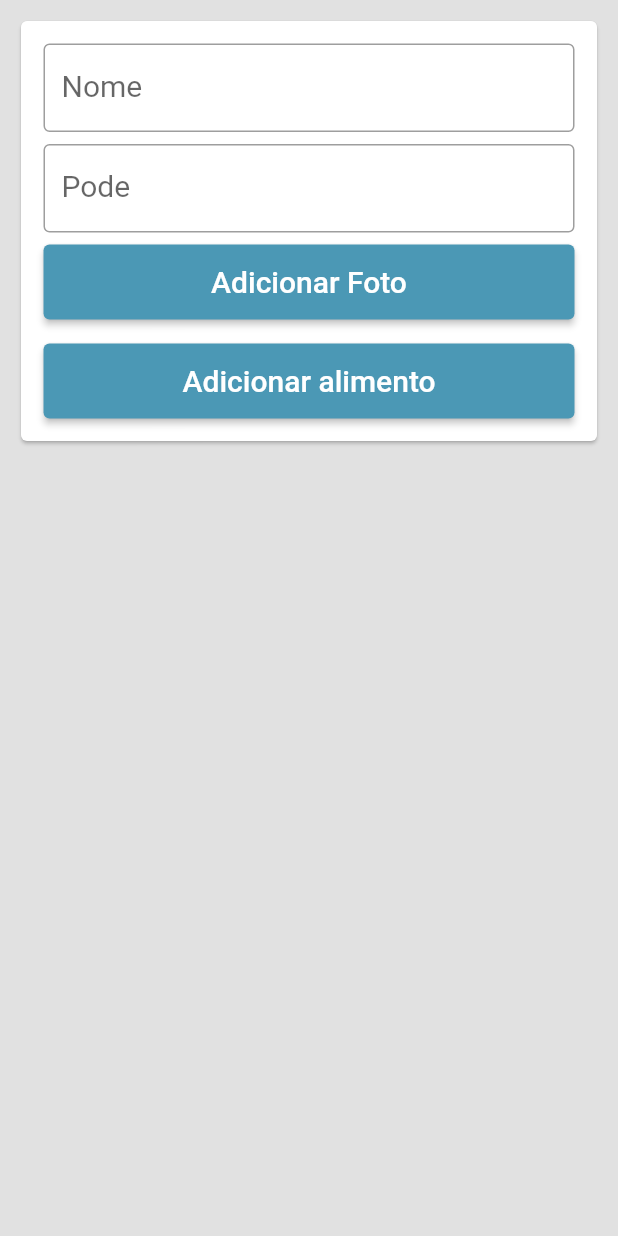
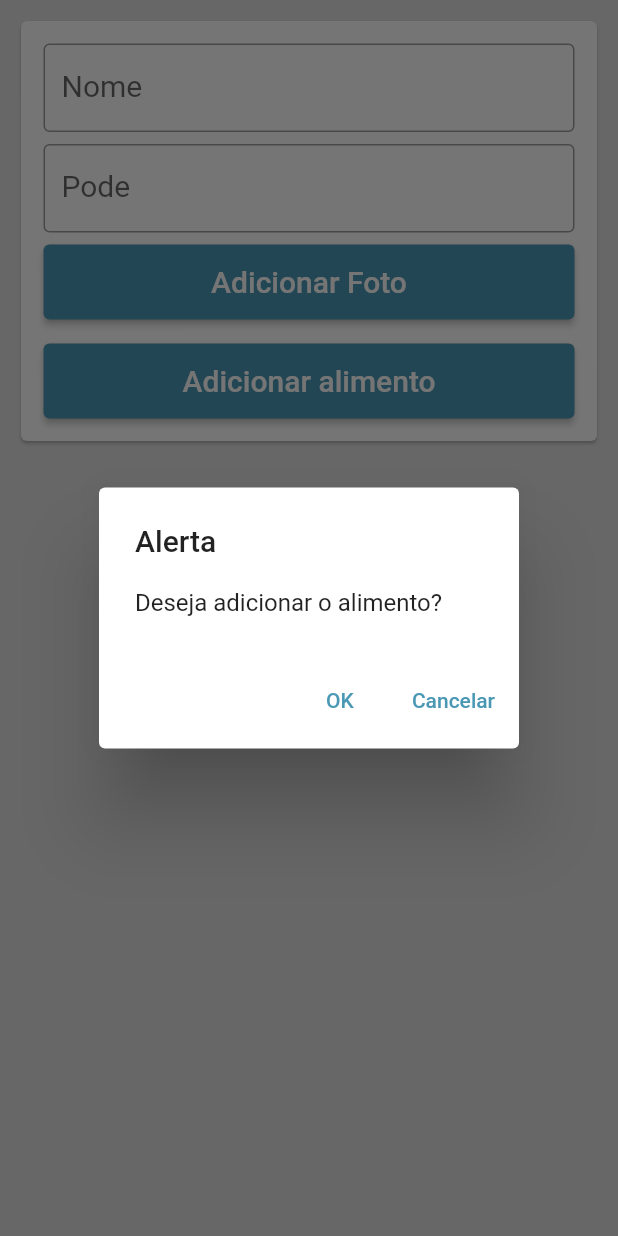
Before and after one commit to BrunoVollin/help_rem, a Flutter app: the CreateFoodBox widget shown alone on an empty page, opened directly, after a tap on "Adicionar alimento", on a phone screen of 412 x 824 dp. Run offline on Flutter 3.47's test engine with Material 2 defaults, Android fonts, the phone set to English and light mode, and no system bars; our stand-ins replace image_picker; network calls fail.

Commit message:
added food provider

```diff
--- /dev/null
+++ b/lib/data/dummy_food.dart
@@ -0,0 +1,10 @@
+import 'package:help_rem/models/Alimento.dart';
+
+const DUMMY_FOOD = {
+  '1': const Alimento(
+    id: '1',
+    nome: 'Brocolis',
+    pode: 'Pode',
+    imagem: null,
+  )
+};
--- a/lib/models/Alimento.dart
+++ b/lib/models/Alimento.dart
@@ -1,10 +1,12 @@
+import 'package:image_picker/image_picker.dart';
+
 class Alimento {
-  final int id;
+  final String id;
   final String nome;
-  final bool pode;
-  final String imagem;
+  final String pode;
+  final XFile? imagem;
 
-  Alimento(
+  const Alimento(
       {required this.id,
       required this.nome,
       required this.pode,
--- /dev/null
+++ b/lib/provider/foodprovider.dart
@@ -0,0 +1,49 @@
+import 'dart:math';
+import 'package:flutter/cupertino.dart';
+import 'package:flutter/material.dart';
+import 'package:help_rem/data/dummy_food.dart';
+import 'package:help_rem/models/Alimento.dart';
+
+
+class FoodProvider with ChangeNotifier {
+  final Map<String, Alimento> _items = {...DUMMY_FOOD};
+
+  List<Alimento> get all {
+    return [..._items.values];
+  }
+
+  int get count {
+    return _items.length;
+  }
+
+  Alimento byIndex(int i) {
+    return _items.values.elementAt(i);
+  }
+
+  void put(Alimento food) {
+    if (food == null) return;
+
+    if (food.id != null &&
+        food.id.trim().isNotEmpty &&
+        _items.containsKey(food.id)) {
+      _items.update(food.id, (_) => food);
+    } else {
+      final id = Random().nextDouble().toString();
+
+      _items.putIfAbsent(
+        id,
+        () => Alimento(id: id, nome: food.nome, pode: food.pode, imagem: food.imagem)
+
+      );
+    }
+
+    notifyListeners();
+  }
+
+  void remove(String id) {
+    if(id != null) {
+      _items.remove(id);
+      notifyListeners();
+    }
+  }
+}
--- a/lib/routes.dart
+++ b/lib/routes.dart
@@ -2,10 +2,11 @@ import 'package:flutter/material.dart';
 import 'package:help_rem/provider/entesprovider.dart';
 import 'package:help_rem/theme/blue.dart';
 import 'package:help_rem/views/create_account_page.dart';
-import 'package:help_rem/views/create_food.dart';
+import 'package:help_rem/views/food_create.dart';
 import 'package:help_rem/views/dear_one_create.dart';
 import 'package:help_rem/views/dear_one_list.dart';
 import 'package:help_rem/views/dear_one_specific.dart';
+import 'package:help_rem/views/food_especific.dart';
 import 'package:help_rem/views/food_page.dart';
 import 'package:help_rem/views/login_page.dart';
 import 'package:help_rem/views/medicine_page.dart';
@@ -42,6 +43,7 @@ class Routes extends StatelessWidget {
               '/create_medicine': (context) => CreateMedicine(),
               '/food_page': (context) => FoodPage(),
               '/create_food': (context) => CreateFood(),
+              '/food_especific': (context) => FoodSpecific(),
               '/physical_activity_page': (context) => PhysicalActivity(),
               '/physical_activity_create': (context) =>
                   PhysicalActivityCreate(),
--- a/lib/views/create_food.dart
+++ /dev/null
@@ -1,62 +0,0 @@
-import 'package:flutter/material.dart';
-import 'package:help_rem/widgets/blue_button.dart';
-import 'package:help_rem/widgets/blue_text_field.dart';
-import 'package:help_rem/widgets/blue_text_field_multiline.dart';
-
-class CreateFood extends StatelessWidget {
-  @override
-  Widget build(BuildContext context) {
-    return Container(
-      child: Scaffold(
-        appBar: AppBar(
-          backgroundColor: Colors.white,
-          leading: IconButton(
-            iconSize: 30,
-            icon: Icon(Icons.arrow_back, color: Color(0xff4B98B5)),
-            onPressed: () => Navigator.of(context).pop(),
-          ),
-          title: Text(
-            "Criando Alimento",
-            style: TextStyle(
-              color: Color(0xff4B98B5),
-              fontSize: 30,
-            ),
-          ),
-        ),
-        body: CreateFoodBox(),
-      ),
-    );
-  }
-}
-
-class CreateFoodBox extends StatelessWidget {
-  @override
-  Widget build(BuildContext context) {
-    return Container(
-      width: double.infinity,
-      height: double.infinity,
-      color: Color(0xffE1E1E1),
-      child: Padding(
-        padding: const EdgeInsets.all(10.0),
-        child: SingleChildScrollView(
-          child: Card(
-            child: Padding(
-              padding: const EdgeInsets.all(15.0),
-              child: Column(
-                children: [
-                  BlueTextField(onChange: () {}, text: "Nome"),
-                  SizedBox(height: 8),
-                  BlueTextField(onChange: () {}, text: "Pode"),
-                  SizedBox(height: 8),
-                  BlueButton("Adicionar Foto", () {}),
-                  SizedBox(height: 16),
-                  BlueButton("Adicionar alimento", () {})
-                ],
-              ),
-            ),
-          ),
-        ),
-      ),
-    );
-  }
-}
--- /dev/null
+++ b/lib/views/food_create.dart
@@ -0,0 +1,134 @@
+import 'package:flutter/material.dart';
+import 'package:help_rem/models/Alimento.dart';
+import 'package:help_rem/provider/foodprovider.dart';
+import 'package:help_rem/widgets/blue_button.dart';
+import 'package:help_rem/widgets/blue_text_field.dart';
+import 'package:help_rem/widgets/blue_text_field_multiline.dart';
+import 'package:image_picker/image_picker.dart';
+import 'package:provider/provider.dart';
+
+class CreateFood extends StatelessWidget {
+  @override
+  Widget build(BuildContext context) {
+    return Container(
+      child: Scaffold(
+        appBar: AppBar(
+          backgroundColor: Colors.white,
+          leading: IconButton(
+            iconSize: 30,
+            icon: Icon(Icons.arrow_back, color: Color(0xff4B98B5)),
+            onPressed: () => Navigator.of(context).pop(),
+          ),
+          title: Text(
+            "Criando Alimento",
+            style: TextStyle(
+              color: Color(0xff4B98B5),
+              fontSize: 30,
+            ),
+          ),
+        ),
+        body: CreateFoodBox(),
+      ),
+    );
+  }
+}
+
+class CreateFoodBox extends StatefulWidget {
+  @override
+  _CreateFoodBoxState createState() => _CreateFoodBoxState();
+}
+
+class _CreateFoodBoxState extends State<CreateFoodBox> {
+  late Alimento food;
+
+  String name = "";
+  String can = "";
+
+  XFile? image;
+
+  void getImageGalery() async {
+    final picker = ImagePicker();
+
+    try {
+      // ignore: deprecated_member_use
+      XFile? file = await picker.pickImage(source: ImageSource.gallery);
+      if (file != null) {
+        setState(() => image = file);
+        print("aqui");
+      }
+    } catch (e) {
+      print(e);
+    }
+  }
+
+  createFood(context) {
+    Provider.of<FoodProvider>(context, listen: false).put(
+      Alimento(id: '2', nome: name, pode: can, imagem: image),
+    );
+
+    Navigator.of(context).pop();
+  }
+
+  @override
+  Widget build(BuildContext context) {
+    return Container(
+      width: double.infinity,
+      height: double.infinity,
+      color: Color(0xffE1E1E1),
+      child: Padding(
+        padding: const EdgeInsets.all(10.0),
+        child: SingleChildScrollView(
+          child: Card(
+            child: Padding(
+              padding: const EdgeInsets.all(15.0),
+              child: Column(
+                children: [
+                  BlueTextField(
+                      onChange: (info) {
+                        name = info;
+                      },
+                      text: "Nome"),
+                  SizedBox(height: 8),
+                  BlueTextField(
+                      onChange: (info) {
+                        can = info;
+                      },
+                      text: "Pode"),
+                  SizedBox(height: 8),
+                  BlueButton("Adicionar Foto", () {
+                    getImageGalery();
+                  }),
+                  SizedBox(height: 16),
+                  BlueButton("Adicionar alimento", () {
+                    showDialog(
+                      context: context,
+                      builder: (BuildContext context) => AlertDialog(
+                        title: Text("Alerta"),
+                        content: Text("Deseja adicionar o alimento?"),
+                        actions: [
+                          TextButton(
+                            child: Text("OK"),
+                            onPressed: () {
+                              createFood(context);
+                              Navigator.of(context).pop();
+                            },
+                          ),
+                          TextButton(
+                            child: Text("Cancelar"),
+                            onPressed: () {
+                              Navigator.of(context).pop();
+                            },
+                          )
+                        ],
+                      ),
+                    );
+                  })
+                ],
+              ),
+            ),
+          ),
+        ),
+      ),
+    );
+  }
+}
--- a/lib/views/food_especific.dart
+++ b/lib/views/food_especific.dart
@@ -3,7 +3,7 @@ import 'package:flutter/material.dart';
 class FoodSpecific extends StatelessWidget {
   final String name = "Brocolis";
   final String pode = "Sim";
-  final String image = "encurtador.com.br/fgRS2";
+  final String image = "https://img.itdg.com.br/tdg/images/blog/uploads/2019/09/como-cozinhar-brocolis.jpg";
 
   @override
   Widget build(BuildContext context) {
```
Also changed, not shown: lib/views/food_page.dart (+4 -10 lines).
